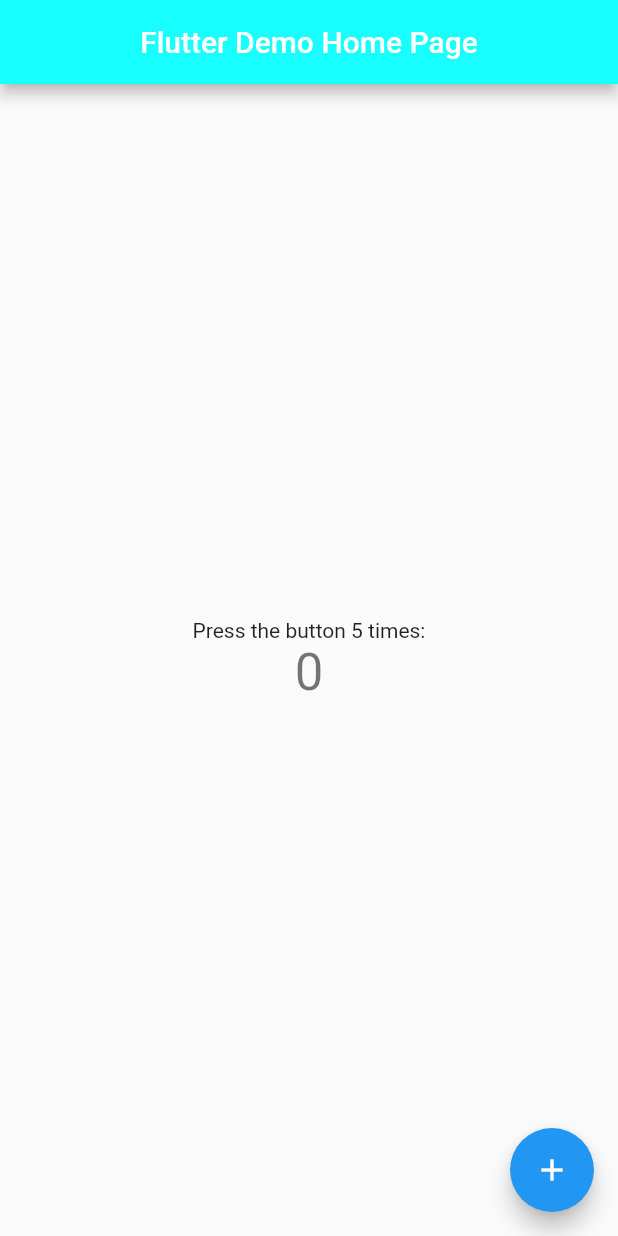
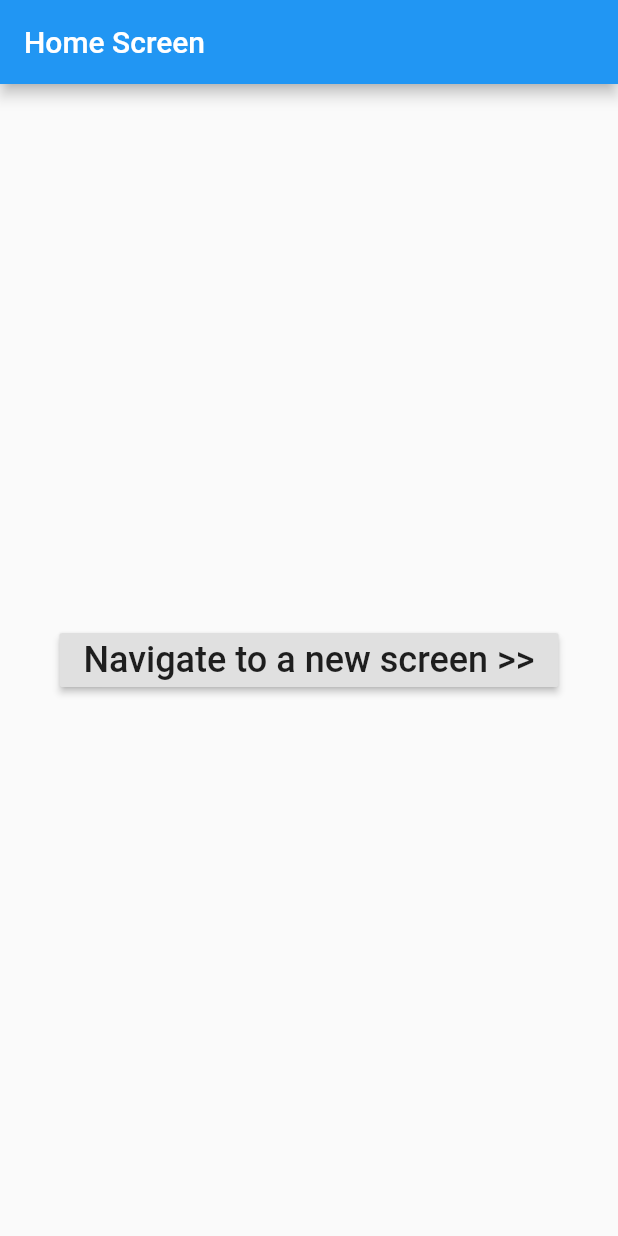
Before and after one commit to AiluielenA/flutter_project, a Flutter app: the screen it shows after launch, on a phone screen of 412 x 824 dp. Run offline on Flutter 3.47's test engine with Material 2 defaults, Android fonts, the phone set to English and light mode, and no system bars.

Commit message:
button for nextpage

```diff
--- a/lib/main.dart
+++ b/lib/main.dart
@@ -1,107 +1,60 @@
 import 'package:flutter/material.dart';
 
-void main() {
-  runApp(const MyApp());
-}
+void main() => runApp(const MyApp());
 
 class MyApp extends StatelessWidget {
   const MyApp({Key? key}) : super(key: key);
-  // This widget is the root of your application.
+
   @override
   Widget build(BuildContext context) {
     return MaterialApp(
-      title: 'Flutter Project',
-      theme: ThemeData(
-        primarySwatch: Colors.blue,
-      ),
-      home: const MyHomePage(title: 'Flutter Demo Home Page'),
+      title: 'Flutter Demo',
+      theme: ThemeData(primarySwatch: Colors.blue),
+      home: const FirstPage(),
     );
   }
 }
 
-class MyHomePage extends StatefulWidget {
-  const MyHomePage({Key? key, required this.title}) : super(key: key);
-
-  final String title;
-
-  @override
-  State<MyHomePage> createState() => FirstPage();
-}
-
-class FirstPage extends State<MyHomePage> {
-  int _counter = 0;
-
-  void _incrementCounter() {
-    setState(() {
-      _counter++;
-    });
-  }
+class FirstPage extends StatelessWidget {
+  const FirstPage({Key? key}) : super(key: key);
 
   @override
   Widget build(BuildContext context) {
     return Scaffold(
-      appBar: AppBar(
-        title: Text(widget.title),
-        centerTitle: true,
-        backgroundColor: Colors.cyanAccent,
-      ),
+      appBar: AppBar(title: const Text('Home Screen')),
       body: Center(
-        child: Column(
-          mainAxisAlignment: MainAxisAlignment.center,
-          children: <Widget>[
-            const Text(
-              'Press the button 5 times:',
-            ),
-            Text(
-              '$_counter',
-              style: Theme.of(context).textTheme.headline4,
-            ),
-          ],
+        child: RaisedButton(
+          child: const Text(
+            'Navigate to a new screen >>',
+            style: TextStyle(fontSize: 24.0),
+          ),
+          onPressed: () {
+            _navigateToNextScreen(context);
+          },
         ),
       ),
-      floatingActionButton: FloatingActionButton(
-        onPressed: _incrementCounter,
-        tooltip: 'Increment',
-        child: const Icon(Icons.add),
+    );
+  }
+
+  void _navigateToNextScreen(BuildContext context) {
+    Navigator.of(context)
+        .push(MaterialPageRoute(builder: (context) => const SecondPage()));
+  }
+}
+
+class SecondPage extends StatelessWidget {
+  const SecondPage({Key? key}) : super(key: key);
+
+  @override
+  Widget build(BuildContext context) {
+    return Scaffold(
+      appBar: AppBar(title: const Text('New Screen')),
+      body: const Center(
+        child: Text(
+          'This is a new screen',
+          style: TextStyle(fontSize: 24.0),
+        ),
       ),
     );
   }
 }
-
-class SecondPage extends State<MyHomePage> {
-  int _counter = 0;
-
-  void _incrementCounter() {
-    setState(() {
-      _counter++;
-    });
-  }
-
-  @override
-  Widget build(BuildContext context) {
-    return Scaffold(
-      appBar: AppBar(
-        title: Text(widget.title),
-      ),
-      body: Center(
-        child: Column(
-          mainAxisAlignment: MainAxisAlignment.center,
-          children: <Widget>[
-            const Text(
-              'You have pushed the button this many times:',
-            ),
-            Text(
-              '$_counter',
-              style: Theme.of(context).textTheme.headline4,
-            ),
-          ],
-        ),
-      ),
-      floatingActionButton: FloatingActionButton(
-        onPressed: _incrementCounter,
-        tooltip: 'Increment',
-        child: const Icon(Icons.add),
-      ),
-    );
-  }
-}
```
